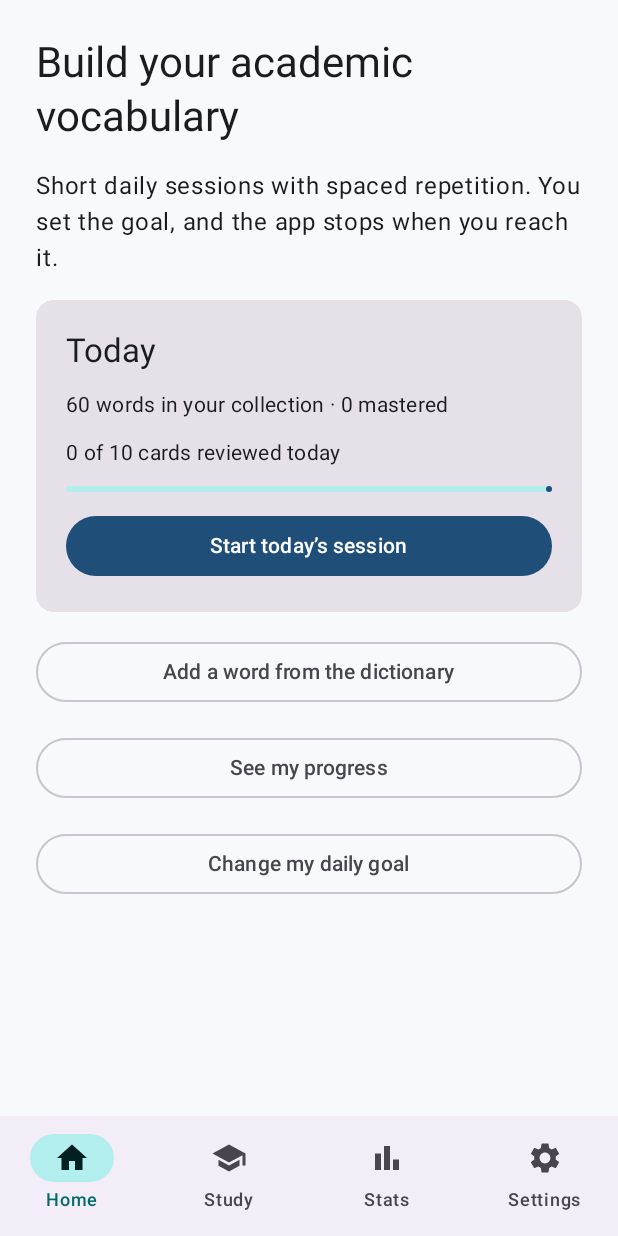
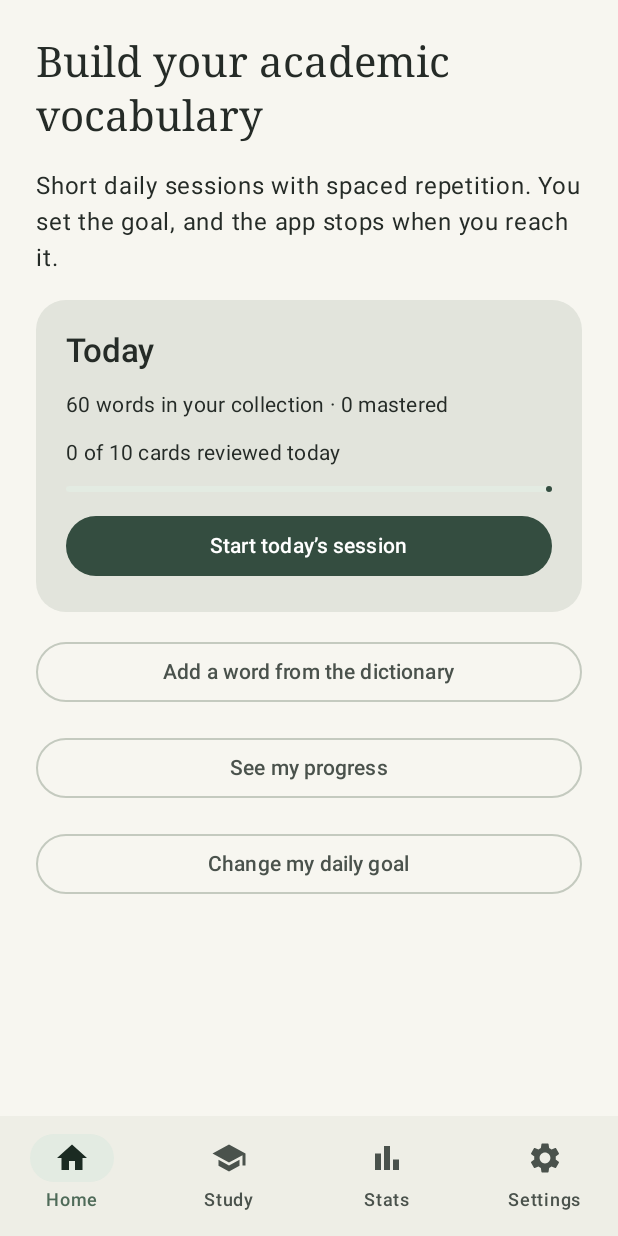
Before and after one commit to haewon-1105/WordWise, an Android app built with Jetpack Compose: the screen it shows after launch (MainActivity), on a phone screen of 412 x 824 dp. Run offline under Robolectric (Android 15) with nearby library versions, the phone set to English and light mode, and no system bars; our stand-ins replace Dagger/Hilt's generated code, Room's generated code; pictures from the network do not load.

Commit message:
Apply Calm Academic theme: palette, serif typography, shapes and dark mode

```diff
--- a/app/src/main/java/au/edu/jcu/cp3406/wordwise/ui/stats/StatsScreen.kt
+++ b/app/src/main/java/au/edu/jcu/cp3406/wordwise/ui/stats/StatsScreen.kt
@@ -201,7 +201,7 @@ private fun WeekChart(days: List<DailyReviewCount>, dailyGoal: Int) {
                                         if (reachedGoal) {
                                             MaterialTheme.colorScheme.primary
                                         } else {
-                                            MaterialTheme.colorScheme.secondary
+                                            MaterialTheme.colorScheme.tertiary
                                         },
                                     ),
                             )
--- /dev/null
+++ b/app/src/main/java/au/edu/jcu/cp3406/wordwise/ui/theme/Shape.kt
@@ -0,0 +1,17 @@
+package au.edu.jcu.cp3406.wordwise.ui.theme
+
+import androidx.compose.foundation.shape.RoundedCornerShape
+import androidx.compose.material3.Shapes
+import androidx.compose.ui.unit.dp
+
+/** Soft, rounded corners: 20 dp cards and 24 dp large surfaces, as in the design system. */
+val WordWiseShapes = Shapes(
+    extraSmall = RoundedCornerShape(8.dp),
+    small = RoundedCornerShape(12.dp),
+    medium = RoundedCornerShape(20.dp),
+    large = RoundedCornerShape(24.dp),
+    extraLarge = RoundedCornerShape(28.dp),
+)
+
+/** Buttons use 16 dp corners rather than Material's full pill. */
+val ButtonShape = RoundedCornerShape(16.dp)
--- a/app/src/main/java/au/edu/jcu/cp3406/wordwise/ui/theme/Theme.kt
+++ b/app/src/main/java/au/edu/jcu/cp3406/wordwise/ui/theme/Theme.kt
@@ -3,7 +3,6 @@ package au.edu.jcu.cp3406.wordwise.ui.theme
 import android.os.Build
 import androidx.compose.foundation.isSystemInDarkTheme
 import androidx.compose.material3.MaterialTheme
-import androidx.compose.material3.Typography
 import androidx.compose.material3.darkColorScheme
 import androidx.compose.material3.dynamicDarkColorScheme
 import androidx.compose.material3.dynamicLightColorScheme
@@ -12,49 +11,101 @@ import androidx.compose.runtime.Composable
 import androidx.compose.ui.graphics.Color
 import androidx.compose.ui.platform.LocalContext
 
-// Brand colours chosen for at least 4.5:1 contrast between text and its container.
-private val Navy = Color(0xFF1F4E79)
-private val NavyLight = Color(0xFF9FC5E8)
-private val Teal = Color(0xFF00696B)
-private val TealLight = Color(0xFF80D5D6)
-private val Paper = Color(0xFFF8F9FC)
-private val Ink = Color(0xFF191C20)
-private val Night = Color(0xFF111418)
-private val NightText = Color(0xFFE1E2E8)
+/*
+ * "Calm Academic" palette: forest green on warm ivory, with sage accents.
+ * Contrast checked with the WCAG formula:
+ *  - text on its background or container is at least 4.5:1 (most pairs are above 7:1);
+ *  - chart bars (tertiary) are at least 3:1 against the cards they sit on (WCAG 1.4.11).
+ */
+
+// Light
+private val Forest = Color(0xFF344D40)      // 9.2:1 on white
+private val Sage = Color(0xFFDCE7DC)
+private val Moss = Color(0xFF4F6B59)        // 5.9:1 on white, for secondary text and buttons
+private val MutedSage = Color(0xFF6F8C79)   // 3.4:1 on ivory, chart bars only
+private val Ivory = Color(0xFFF7F6F0)
+private val Paper = Color(0xFFFFFFFF)
+private val Ink = Color(0xFF252B27)          // 13.3:1 on ivory
+private val InkSoft = Color(0xFF4A524C)      // 7.4:1 on ivory
+private val Brick = Color(0xFFA3392F)        // 6.6:1 on white
+
+// Dark
+private val Night = Color(0xFF141815)
+private val NightCard = Color(0xFF1E2420)
+private val Leaf = Color(0xFFA9C9B4)         // 10:1 on Night
+private val NightText = Color(0xFFE3E6E0)    // 14.2:1 on Night
 
 private val LightColors = lightColorScheme(
-    primary = Navy,
-    onPrimary = Color.White,
-    primaryContainer = Color(0xFFD3E4F7),
-    onPrimaryContainer = Color(0xFF001D35),
-    secondary = Teal,
-    onSecondary = Color.White,
-    secondaryContainer = Color(0xFFB3EEEF),
-    onSecondaryContainer = Color(0xFF002021),
-    background = Paper,
+    primary = Forest,
+    onPrimary = Paper,
+    primaryContainer = Sage,
+    onPrimaryContainer = Color(0xFF10201A),
+    inversePrimary = Leaf,
+    secondary = Moss,
+    onSecondary = Paper,
+    secondaryContainer = Color(0xFFE3EBE2),
+    onSecondaryContainer = Color(0xFF1B2B22),
+    tertiary = MutedSage,
+    onTertiary = Color(0xFF10201A),
+    tertiaryContainer = Color(0xFFEFE8D6),
+    onTertiaryContainer = Color(0xFF2E2614),
+    background = Ivory,
     onBackground = Ink,
-    surface = Paper,
+    surface = Ivory,
     onSurface = Ink,
+    surfaceVariant = Color(0xFFE4E8E1),
+    onSurfaceVariant = InkSoft,
+    surfaceTint = Forest,
+    surfaceContainerLowest = Paper,
+    surfaceContainerLow = Color(0xFFF2F2EB),
+    surfaceContainer = Color(0xFFEEEEE6),
+    surfaceContainerHigh = Color(0xFFE8E9E1),
+    surfaceContainerHighest = Color(0xFFE2E4DC),
+    outline = Color(0xFF737B74),             // 4.4:1, used for borders
+    outlineVariant = Color(0xFFC4CABF),
+    error = Brick,
+    onError = Paper,
+    errorContainer = Color(0xFFF8DAD5),
+    onErrorContainer = Color(0xFF410E09),
 )
 
 private val DarkColors = darkColorScheme(
-    primary = NavyLight,
-    onPrimary = Color(0xFF00325A),
-    primaryContainer = Color(0xFF16466F),
-    onPrimaryContainer = Color(0xFFD3E4F7),
-    secondary = TealLight,
-    onSecondary = Color(0xFF003738),
-    secondaryContainer = Color(0xFF004F51),
-    onSecondaryContainer = Color(0xFFB3EEEF),
+    primary = Leaf,
+    onPrimary = Color(0xFF12301F),
+    primaryContainer = Color(0xFF2B4436),
+    onPrimaryContainer = Color(0xFFD2E6D7),
+    inversePrimary = Forest,
+    secondary = Color(0xFFB7CDBD),
+    onSecondary = Color(0xFF1F3527),
+    secondaryContainer = Color(0xFF34473B),
+    onSecondaryContainer = Color(0xFFD3E7D8),
+    tertiary = Color(0xFF7F9C89),            // 5.3:1 on dark cards
+    onTertiary = Color(0xFF0E1A13),
+    tertiaryContainer = Color(0xFF4A4330),
+    onTertiaryContainer = Color(0xFFEFE8D6),
     background = Night,
     onBackground = NightText,
     surface = Night,
     onSurface = NightText,
+    surfaceVariant = Color(0xFF3D453F),
+    onSurfaceVariant = Color(0xFFC1C8C0),
+    surfaceTint = Leaf,
+    surfaceContainerLowest = Color(0xFF0F1210),
+    surfaceContainerLow = Color(0xFF1A1F1B),
+    surfaceContainer = NightCard,
+    surfaceContainerHigh = Color(0xFF282E29),
+    surfaceContainerHighest = Color(0xFF323933),
+    outline = Color(0xFF8B938B),
+    outlineVariant = Color(0xFF3D453F),
+    error = Color(0xFFF2B8B0),
+    onError = Color(0xFF601410),
+    errorContainer = Color(0xFF7F2A22),
+    onErrorContainer = Color(0xFFF8DAD5),
 )
 
 /**
- * App theme. Dynamic colour (Android 12+) is off by default so contrast stays predictable;
- * it can be switched on later from Settings if wanted.
+ * App theme. Dynamic colour (Android 12+) stays off so the brand palette and its checked
+ * contrast are what every learner sees. Dark mode follows the system setting.
  */
 @Composable
 fun WordWiseTheme(
@@ -73,7 +124,8 @@ fun WordWiseTheme(
 
     MaterialTheme(
         colorScheme = colorScheme,
-        typography = Typography(),
+        typography = WordWiseTypography,
+        shapes = WordWiseShapes,
         content = content,
     )
 }
--- /dev/null
+++ b/app/src/main/java/au/edu/jcu/cp3406/wordwise/ui/theme/Type.kt
@@ -0,0 +1,42 @@
+package au.edu.jcu.cp3406.wordwise.ui.theme
+
+import androidx.compose.material3.Typography
+import androidx.compose.ui.text.TextStyle
+import androidx.compose.ui.text.font.FontFamily
+import androidx.compose.ui.text.font.FontWeight
+import androidx.compose.ui.unit.sp
+
+/*
+ * Serif for words and big headings (the "academic" voice), the system sans-serif for
+ * everything you read quickly or tap. Both are system fonts, so nothing is downloaded and
+ * every size is in sp, which means the user's font-size setting always applies.
+ */
+private val Display = FontFamily.Serif
+private val Body = FontFamily.Default
+
+private val Base = Typography()
+
+private fun TextStyle.serif(weight: FontWeight = FontWeight.Normal) =
+    copy(fontFamily = Display, fontWeight = weight, letterSpacing = 0.sp)
+
+val WordWiseTypography = Typography(
+    // Flashcard term and Home hero line.
+    displayLarge = Base.displayLarge.serif(),
+    displayMedium = Base.displayMedium.serif(),
+    displaySmall = Base.displaySmall.serif(FontWeight.Medium),
+    // Screen titles.
+    headlineLarge = Base.headlineLarge.serif(FontWeight.Medium),
+    headlineMedium = Base.headlineMedium.serif(FontWeight.Medium),
+    headlineSmall = Base.headlineSmall.serif(FontWeight.Medium),
+    // Card titles, list items and buttons stay sans-serif for quick reading.
+    titleLarge = Base.titleLarge.copy(fontFamily = Body, fontWeight = FontWeight.Medium),
+    titleMedium = Base.titleMedium.copy(fontFamily = Body, fontWeight = FontWeight.Medium),
+    titleSmall = Base.titleSmall.copy(fontFamily = Body),
+    bodyLarge = Base.bodyLarge.copy(fontFamily = Body),
+    bodyMedium = Base.bodyMedium.copy(fontFamily = Body),
+    bodySmall = Base.bodySmall.copy(fontFamily = Body),
+    labelLarge = Base.labelLarge.copy(fontFamily = Body, fontWeight = FontWeight.Medium),
+    labelMedium = Base.labelMedium.copy(fontFamily = Body),
+    // Small capitals-style section labels ("TODAY'S GOAL", "YOUR DATA").
+    labelSmall = Base.labelSmall.copy(fontFamily = Body, letterSpacing = 1.sp),
+)
```
